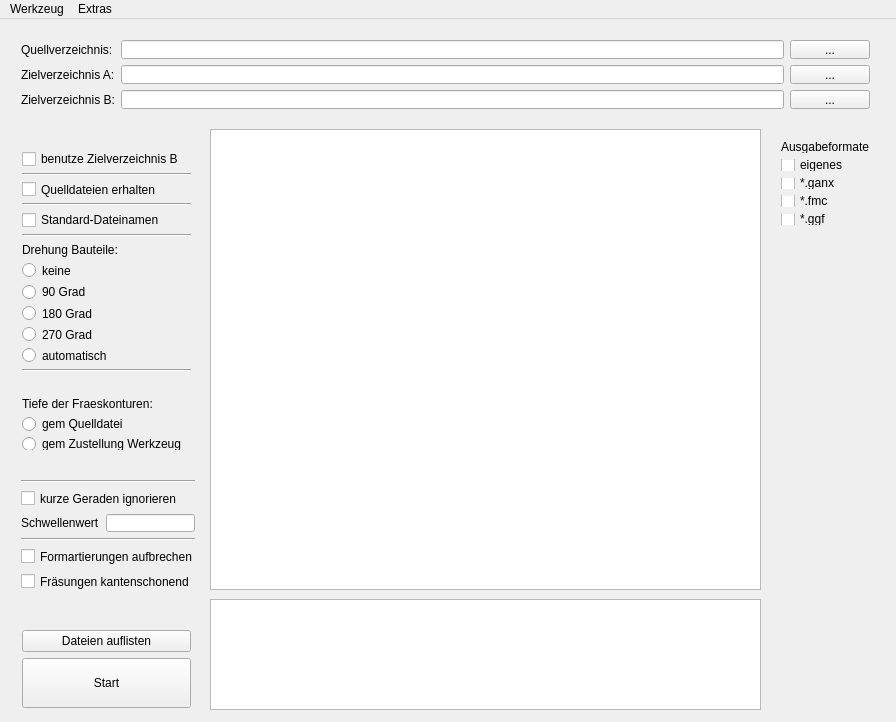
First picture: the form in mainwindow.ui, repository TischlerWilly/postprozessor, before the edit.
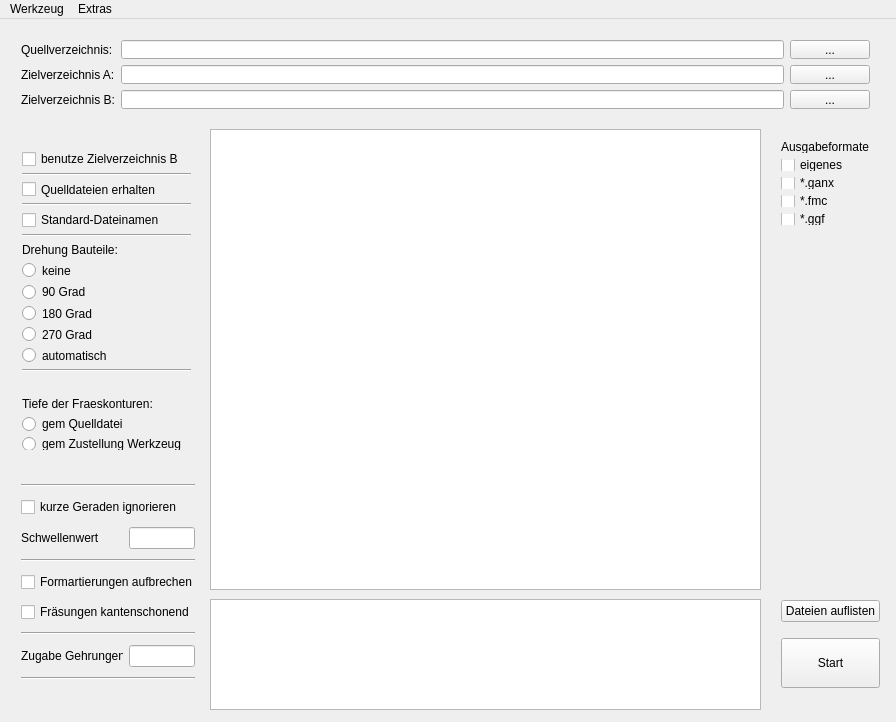
Second picture: the form after the edit.

Commit message: GUI erweitert Gehrungen

What changed in the file:
```diff
--- a/mainwindow.ui
+++ b/mainwindow.ui
@@ -169,10 +169,10 @@
    <widget class="QWidget" name="layoutWidget">
     <property name="geometry">
      <rect>
-      <x>11</x>
-      <y>600</y>
-      <width>191</width>
-      <height>91</height>
+      <x>770</x>
+      <y>560</y>
+      <width>121</width>
+      <height>131</height>
      </rect>
     </property>
     <layout class="QVBoxLayout" name="verticalLayout">
@@ -361,10 +361,24 @@
       <x>10</x>
       <y>450</y>
       <width>196</width>
-      <height>133</height>
+      <height>231</height>
      </rect>
     </property>
     <layout class="QGridLayout" name="gridLayout_2">
+     <item row="5" column="0" colspan="2">
+      <widget class="QCheckBox" name="checkBox_formatierung_aufbrechen">
+       <property name="text">
+        <string>Formartierungen aufbrechen</string>
+       </property>
+      </widget>
+     </item>
+     <item row="9" column="0" colspan="2">
+      <widget class="Line" name="line_7">
+       <property name="orientation">
+        <enum>Qt::Horizontal</enum>
+       </property>
+      </widget>
+     </item>
      <item row="1" column="0" colspan="2">
       <widget class="Line" name="line_4">
        <property name="orientation">
@@ -372,9 +386,26 @@
        </property>
       </widget>
      </item>
+     <item row="8" column="0">
+      <widget class="QLabel" name="label_3">
+       <property name="text">
+        <string>Zugabe Gehrungen</string>
+       </property>
+      </widget>
+     </item>
+     <item row="8" column="1">
+      <widget class="QLineEdit" name="lineEdit_zugabe_gehr"/>
+     </item>
      <item row="3" column="1">
       <widget class="QLineEdit" name="lineEdit_geraden_schwellenwert"/>
      </item>
+     <item row="2" column="0" colspan="2">
+      <widget class="QCheckBox" name="checkBox_geraden">
+       <property name="text">
+        <string>kurze Geraden ignorieren</string>
+       </property>
+      </widget>
+     </item>
      <item row="3" column="0">
       <widget class="QLabel" name="label">
        <property name="text">
@@ -389,20 +420,6 @@
        </property>
       </widget>
      </item>
-     <item row="5" column="0" colspan="2">
-      <widget class="QCheckBox" name="checkBox_formatierung_aufbrechen">
-       <property name="text">
-        <string>Formartierungen aufbrechen</string>
-       </property>
-      </widget>
-     </item>
-     <item row="2" column="0" colspan="2">
-      <widget class="QCheckBox" name="checkBox_geraden">
-       <property name="text">
-        <string>kurze Geraden ignorieren</string>
-       </property>
-      </widget>
-     </item>
      <item row="4" column="0" colspan="2">
       <widget class="Line" name="line_5">
        <property name="orientation">
@@ -410,6 +427,13 @@
        </property>
       </widget>
      </item>
+     <item row="7" column="0" colspan="2">
+      <widget class="Line" name="line_8">
+       <property name="orientation">
+        <enum>Qt::Horizontal</enum>
+       </property>
+      </widget>
+     </item>
     </layout>
    </widget>
   </widget>
```
The commit also changes 7 other files.
